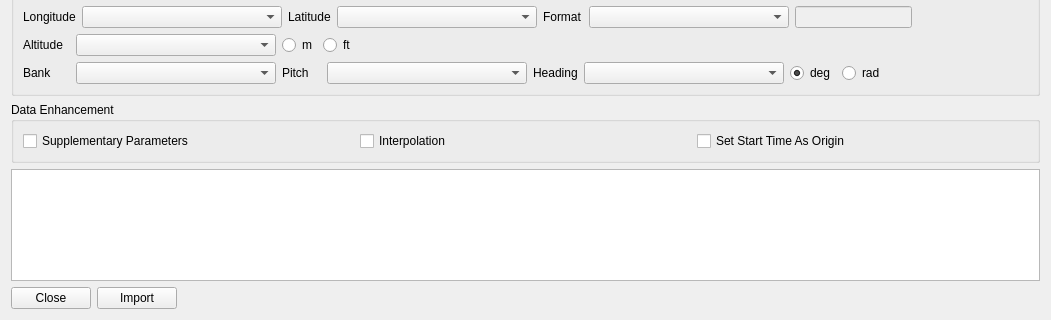
Before: the Qt Designer form src/main/ui_models/importWindow.ui in couderbe/Sim_Replay, drawn with Qt 5; both pictures show x 0 to 1051 and y 296 to 616 of the 1051 by 616 pixel window.
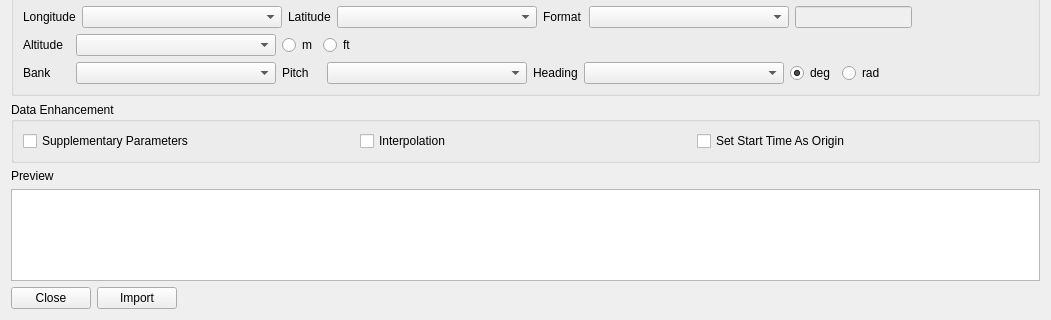
After: the same form once the commit is applied.

Commit message: feat: improve import window

The edit to the form file:
```diff
--- a/src/main/ui_models/importWindow.ui
+++ b/src/main/ui_models/importWindow.ui
@@ -542,6 +542,13 @@
      </layout>
     </widget>
    </item>
+   <item>
+    <widget class="QLabel" name="previewLabel">
+     <property name="text">
+      <string>Preview</string>
+     </property>
+    </widget>
+   </item>
    <item>
     <widget class="QTableView" name="tableView"/>
    </item>
```
The commit also changes 3 other files.
